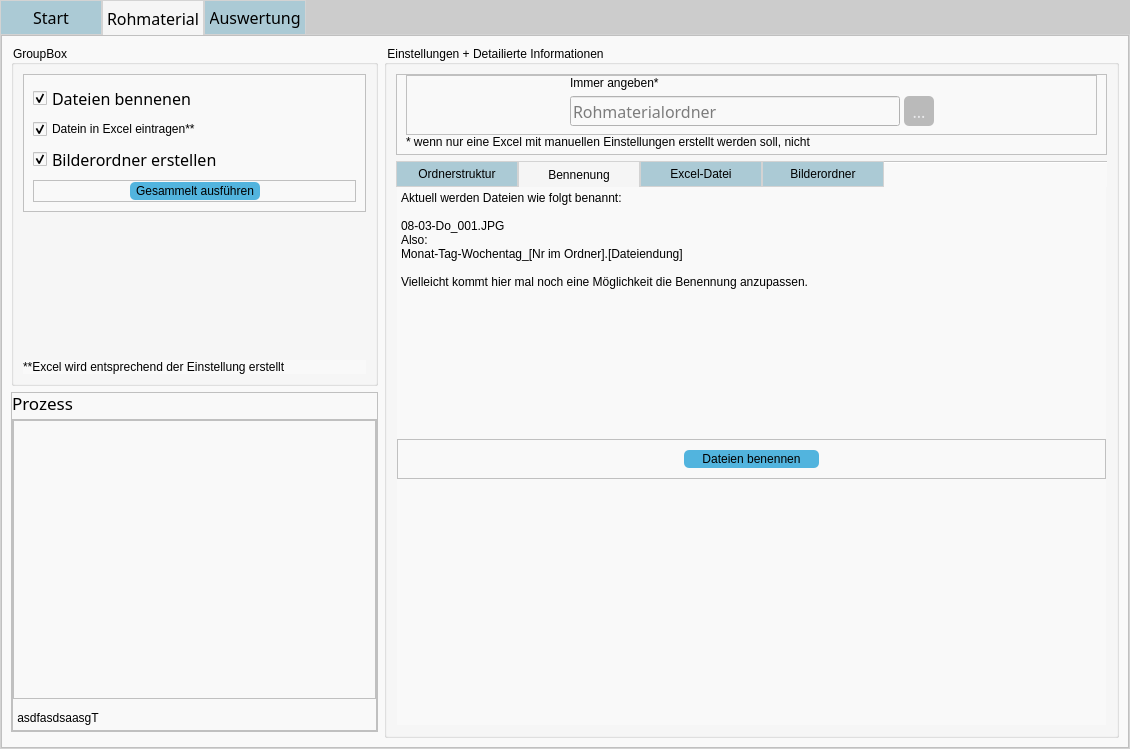
Before: the Qt Designer form dev/gui/first_draft.ui in xtrilogis/ZLF_Sort_v2.0, drawn with Qt 5.
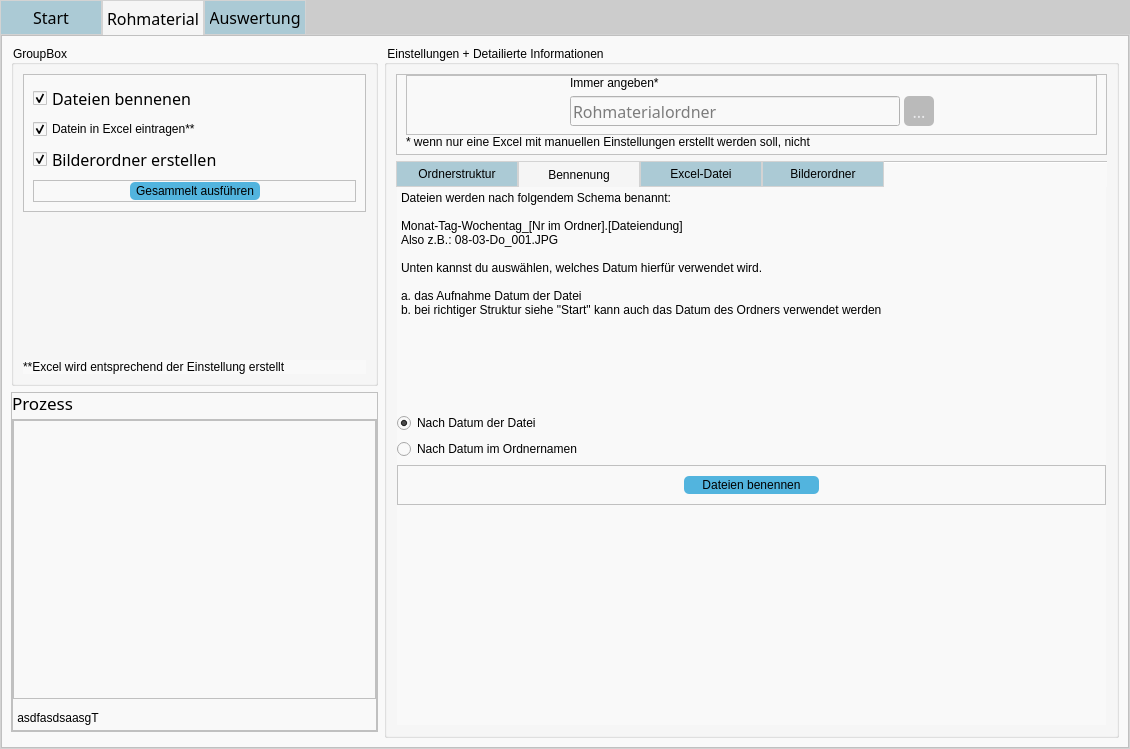
After: the same form once the commit is applied. The open tabs and pages were chosen to show the change. Icons and pictures are not drawn.

The edit to the form file:
```diff
--- a/dev/gui/first_draft.ui
+++ b/dev/gui/first_draft.ui
@@ -1544,13 +1544,36 @@
                      <enum>QFrame::Sunken</enum>
                     </property>
                     <property name="plainText">
-                     <string>Aktuell werden Dateien wie folgt benannt:
+                     <string>Dateien werden nach folgendem Schema benannt:
 
-08-03-Do_001.JPG
-Also:
 Monat-Tag-Wochentag_[Nr im Ordner].[Dateiendung]
+Also z.B.: 08-03-Do_001.JPG
 
-Vielleicht kommt hier mal noch eine Möglichkeit die Benennung anzupassen.</string>
+Unten kannst du auswählen, welches Datum hierfür verwendet wird.
+
+a. das Aufnahme Datum der Datei
+b. bei richtiger Struktur siehe &quot;Start&quot; kann auch das Datum des Ordners verwendet werden
+</string>
+                    </property>
+                   </widget>
+                  </item>
+                  <item>
+                   <widget class="QRadioButton" name="radioButton">
+                    <property name="enabled">
+                     <bool>true</bool>
+                    </property>
+                    <property name="text">
+                     <string>Nach Datum der Datei</string>
+                    </property>
+                    <property name="checked">
+                     <bool>true</bool>
+                    </property>
+                   </widget>
+                  </item>
+                  <item>
+                   <widget class="QRadioButton" name="radioButton_2">
+                    <property name="text">
+                     <string>Nach Datum im Ordnernamen</string>
                     </property>
                    </widget>
                   </item>
```
Left out of the diff: 2 changed lines with no effect on the pictures.
